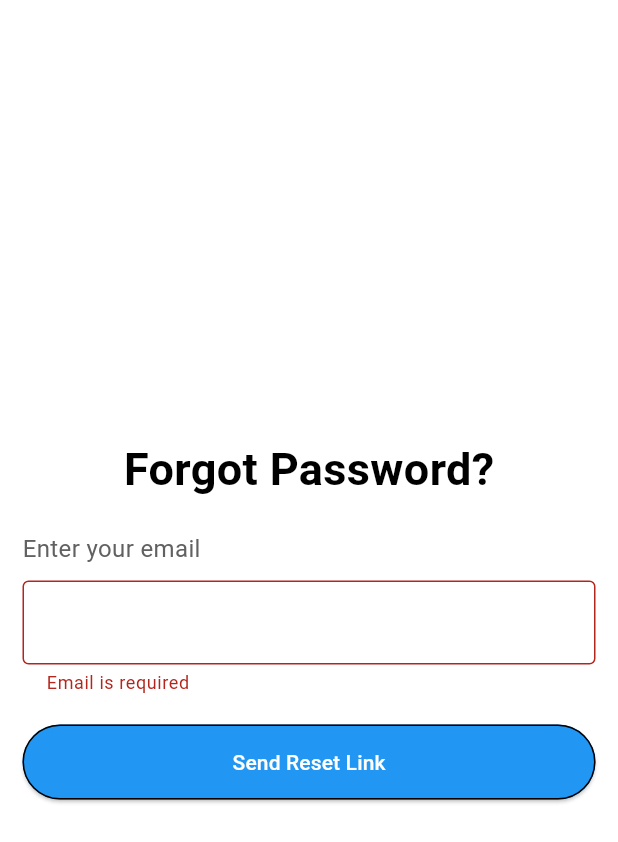
After one commit to gopika-krishnxn/login_ui, a Flutter app: the Forgot screen opened directly, after a tap on "Send Reset Link", on a phone screen of 412 x 824 dp. The commit adds this screen. Shown: the top 842 px of the screen. Run offline on Flutter 3.47's test engine with Material 3 defaults, Android fonts, the light colour scheme and no system bars; our stand-ins replace firebase_auth, firebase_core; accounts and stored records are empty.

Commit message:
firebase updated

```diff
--- /dev/null
+++ b/lib/forgot.dart
@@ -0,0 +1,88 @@
+import 'package:flutter/material.dart';
+import 'package:login_ui/services.dart';
+
+class Forgot extends StatefulWidget {
+  const Forgot({super.key});
+
+  @override
+  State<Forgot> createState() => _ForgotState();
+}
+
+class _ForgotState extends State<Forgot> {
+  TextEditingController emailController = TextEditingController();
+  final formkey = GlobalKey<FormState>();
+
+  @override
+  Widget build(BuildContext context) {
+    return Scaffold(
+      backgroundColor: Colors.white,
+      body: Form(
+        key: formkey,
+        child: Padding(
+          padding: const EdgeInsets.all(15.0),
+          child: Center(
+
+              child: Column(
+                mainAxisAlignment: MainAxisAlignment.center,
+                children: [
+                  Text(
+                    'Forgot Password?',
+                    style: TextStyle(
+                      color: Colors.black,
+                      fontSize: 30,
+                      fontWeight: FontWeight.bold,
+                    ),
+                  ),
+                  SizedBox(height: 20),
+                  Align(
+                    alignment: Alignment.topLeft,
+                    child: Text(
+                      'Enter your email',
+                      style: TextStyle(color: Colors.grey[700], fontSize: 16),
+                    ),
+                  ),
+                  SizedBox(height: 10),
+                  TextFormField(
+                    controller: emailController,
+                    validator: (value) {
+                      if (value == null || value.isEmpty) {
+                        return 'Email is required';
+                      }
+                      if (!value.contains("@")) {
+                        return 'A valid email must contain @';
+                      }
+                      return null;
+                    },
+                    decoration: InputDecoration(
+                      border: OutlineInputBorder(
+                        borderSide: BorderSide(color: Colors.black),
+                      ),
+                    ),
+                  ),
+                  SizedBox(height: 20),
+                  SizedBox(
+                    width: double.infinity,
+                    height: 50,
+                    child: ElevatedButton(
+                      onPressed: () {
+                        if (formkey.currentState!.validate()) {
+                          forgot(Email: emailController.text.trim(), context: context);
+                        }
+                      },
+                      style: ElevatedButton.styleFrom(
+                        backgroundColor: Colors.blue,
+                        foregroundColor: Colors.white,
+                        side: BorderSide(color: Colors.black, width: 1.0),
+                      ),
+                      child: Text('Send Reset Link'),
+                    ),
+                  ),
+                ],
+              ),
+            ),
+          ),
+        ),
+
+    );
+  }
+}
--- /dev/null
+++ b/lib/services.dart
@@ -0,0 +1,60 @@
+import 'package:firebase_auth/firebase_auth.dart';
+import 'package:flutter/material.dart';
+
+Future<void> signup({
+  required String Username,
+  required String Email,
+  required String Password,
+  required String ConfirmPassword,
+  required BuildContext context,
+}) async {
+  try {
+    await FirebaseAuth.instance.createUserWithEmailAndPassword(
+      email: Email,
+      password: Password,
+    );
+    ScaffoldMessenger.of(
+      context,
+    ).showSnackBar(SnackBar(content: Text('Account created successfully')));
+  } catch (e) {
+    ScaffoldMessenger.of(
+      context,
+    ).showSnackBar(SnackBar(content: Text(e.toString())));
+  }
+}
+
+Future<void> login({
+  required String Email,
+  required String Password,
+  required BuildContext context,
+}) async {
+  try {
+    await FirebaseAuth.instance.signInWithEmailAndPassword(
+      email: Email,
+      password: Password,
+    );
+    ScaffoldMessenger.of(
+      context,
+    ).showSnackBar(SnackBar(content: Text('Login successful')));
+  } catch (e) {
+    ScaffoldMessenger.of(
+      context,
+    ).showSnackBar(SnackBar(content: Text(e.toString())));
+  }
+}
+
+Future<void> forgot({
+  required String Email,
+  required BuildContext context,
+}) async {
+  try {
+    await FirebaseAuth.instance.sendPasswordResetEmail(email: Email);
+    ScaffoldMessenger.of(
+      context,
+    ).showSnackBar(SnackBar(content: Text('Reset link sent to your email')));
+  } catch (e) {
+    ScaffoldMessenger.of(
+      context,
+    ).showSnackBar(SnackBar(content: Text(e.toString())));
+  }
+}
--- a/pubspec.yaml
+++ b/pubspec.yaml
@@ -34,6 +34,8 @@ dependencies:
   # The following adds the Cupertino Icons font to your application.
   # Use with the CupertinoIcons class for iOS style icons.
   cupertino_icons: ^1.0.8
+  firebase_core: ^3.15.2
+  firebase_auth: ^5.7.0
 
 dev_dependencies:
   flutter_test:
```
Also changed, not shown: lib/login.dart (+29 -1 lines), lib/main.dart (+6 -2 lines), lib/signup.dart (+40 -8 lines), pubspec.lock, 5 other files.
